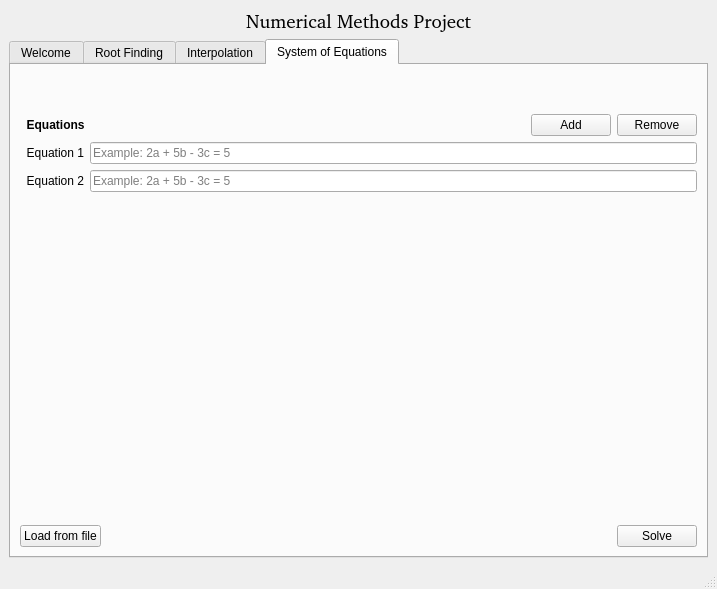
First picture: the form in ui_main_window.ui, repository k-alkiek/numerical-methods, before the edit.
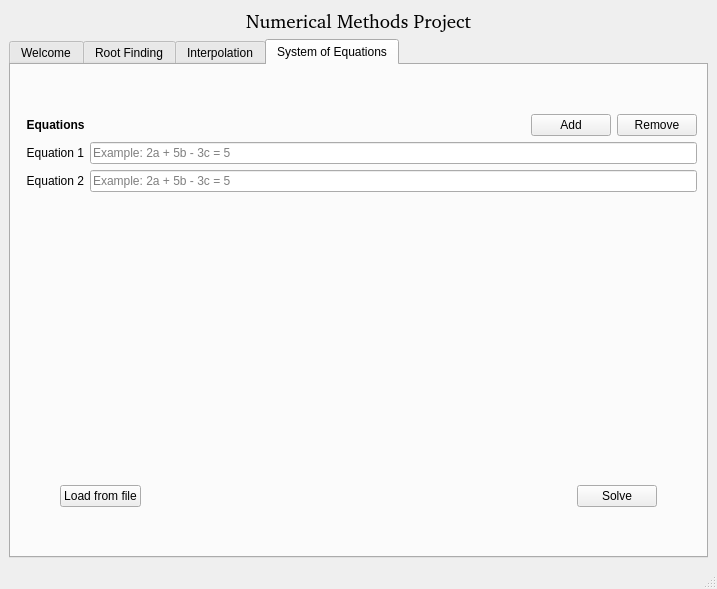
Second picture: the form after the edit. The open tabs and pages were chosen to show the change.

The edit to the form file:
```diff
--- a/ui_main_window.ui
+++ b/ui_main_window.ui
@@ -666,6 +666,22 @@
         </item>
         <item>
          <layout class="QHBoxLayout" name="horizontalLayout_14">
+          <item>
+           <spacer name="horizontalSpacer_9">
+            <property name="orientation">
+             <enum>Qt::Horizontal</enum>
+            </property>
+            <property name="sizeType">
+             <enum>QSizePolicy::Minimum</enum>
+            </property>
+            <property name="sizeHint" stdset="0">
+             <size>
+              <width>40</width>
+              <height>20</height>
+             </size>
+            </property>
+           </spacer>
+          </item>
           <item>
            <widget class="QPushButton" name="sysLoadBtn">
             <property name="text">
@@ -693,8 +709,40 @@
             </property>
            </widget>
           </item>
+          <item>
+           <spacer name="horizontalSpacer_10">
+            <property name="orientation">
+             <enum>Qt::Horizontal</enum>
+            </property>
+            <property name="sizeType">
+             <enum>QSizePolicy::Minimum</enum>
+            </property>
+            <property name="sizeHint" stdset="0">
+             <size>
+              <width>40</width>
+              <height>20</height>
+             </size>
+            </property>
+           </spacer>
+          </item>
          </layout>
         </item>
+        <item>
+         <spacer name="verticalSpacer_9">
+          <property name="orientation">
+           <enum>Qt::Vertical</enum>
+          </property>
+          <property name="sizeType">
+           <enum>QSizePolicy::Minimum</enum>
+          </property>
+          <property name="sizeHint" stdset="0">
+           <size>
+            <width>20</width>
+            <height>40</height>
+           </size>
+          </property>
+         </spacer>
+        </item>
        </layout>
       </widget>
      </widget>
```
Left out of the diff: 87 changed lines with no effect on the pictures.
